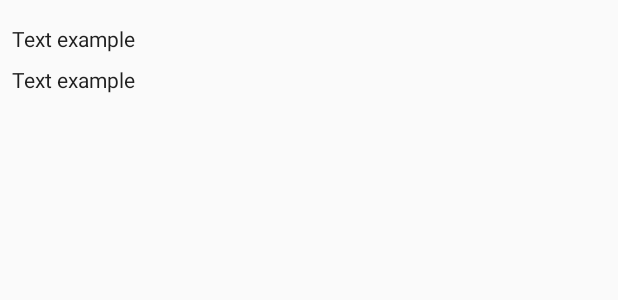
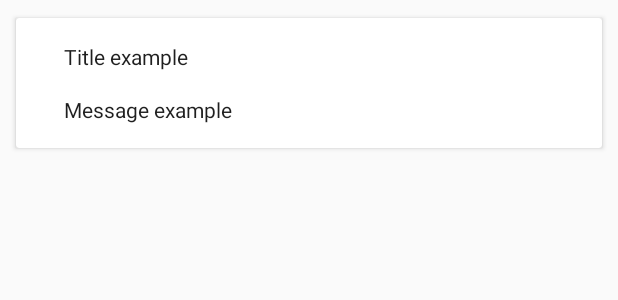
Before and after one commit to 1ou/guess-the-race-clean, an Android app: the layout item_notification.xml on its own in the app's theme, with its tools: preview values and no code run, on a phone screen of 412 x 824 dp. Shown: the top 300 px of the screen. Run offline under Robolectric (Android 15) with nearby library versions, the phone set to English and light mode, and no system bars.

Commit message:
notifications design fixes

```diff
--- a/app/src/main/java/skubyev/anton/guesstherace/ui/home/HomeFragment.kt
+++ b/app/src/main/java/skubyev/anton/guesstherace/ui/home/HomeFragment.kt
@@ -13,7 +13,6 @@ import com.arellomobile.mvp.presenter.InjectPresenter
 import com.arellomobile.mvp.presenter.ProvidePresenter
 import com.google.android.gms.ads.AdRequest
 import com.google.android.gms.ads.InterstitialAd
-import com.google.firebase.analytics.FirebaseAnalytics
 import com.mindorks.placeholderview.SwipeDecor
 import com.mindorks.placeholderview.SwipePlaceHolderView
 import com.mindorks.placeholderview.SwipeViewBuilder
@@ -37,8 +36,6 @@ class HomeFragment : BaseFragment(), HomeView {
     override val layoutRes = R.layout.fragment_home
 
     private lateinit var interstitialAd: InterstitialAd
-
-    private lateinit var firebaseAnalytics: FirebaseAnalytics
 
     @InjectPresenter lateinit var presenter: HomePresenter
 
@@ -69,7 +66,6 @@ class HomeFragment : BaseFragment(), HomeView {
         notificationsIW.isClickable = true
         notificationsIW.setOnClickListener { presenter.clickedNotifications() }
 
-        initFirebaseAnalytics()
         initAdv()
     }
 
@@ -103,15 +99,6 @@ class HomeFragment : BaseFragment(), HomeView {
 
         super.onPause()
         activity?.requestedOrientation = ActivityInfo.SCREEN_ORIENTATION_FULL_SENSOR
-    }
-
-    private fun initFirebaseAnalytics() {
-        firebaseAnalytics = FirebaseAnalytics.getInstance(activity)
-        val bundle = Bundle()
-        bundle.putString(FirebaseAnalytics.Param.ITEM_ID, "screen")
-        bundle.putString(FirebaseAnalytics.Param.ITEM_NAME, "home")
-        bundle.putString(FirebaseAnalytics.Param.CONTENT_TYPE, "image")
-        firebaseAnalytics.logEvent(FirebaseAnalytics.Event.SELECT_CONTENT, bundle)
     }
 
     private fun initAdv() {
--- a/app/src/main/java/skubyev/anton/guesstherace/ui/launch/MainActivity.kt
+++ b/app/src/main/java/skubyev/anton/guesstherace/ui/launch/MainActivity.kt
@@ -8,6 +8,7 @@ import android.support.v4.view.GravityCompat
 import android.support.v4.widget.DrawerLayout
 import com.arellomobile.mvp.presenter.InjectPresenter
 import com.arellomobile.mvp.presenter.ProvidePresenter
+import com.google.firebase.analytics.FirebaseAnalytics
 import io.reactivex.disposables.Disposable
 import kotlinx.android.synthetic.main.activity_main.*
 import ru.terrakok.cicerone.NavigatorHolder
@@ -44,6 +45,8 @@ class MainActivity : BaseActivity(), LaunchView {
 
     override val layoutRes = R.layout.activity_main
 
+    private lateinit var firebaseAnalytics: FirebaseAnalytics
+
     @InjectPresenter lateinit var presenter: LaunchPresenter
 
     @ProvidePresenter
@@ -60,6 +63,8 @@ class MainActivity : BaseActivity(), LaunchView {
             installModules(MainActivityModule())
             Toothpick.inject(this@MainActivity, this)
         }
+
+        initFirebaseAnalytics()
 
         super.onCreate(savedInstanceState)
     }
@@ -79,6 +84,15 @@ class MainActivity : BaseActivity(), LaunchView {
     override fun onDestroy() {
         super.onDestroy()
         if (isFinishing) Toothpick.closeScope(DI.MAIN_ACTIVITY_SCOPE)
+    }
+
+    private fun initFirebaseAnalytics() {
+        firebaseAnalytics = FirebaseAnalytics.getInstance(this)
+        val bundle = Bundle()
+        bundle.putString(FirebaseAnalytics.Param.ITEM_ID, "screen")
+        bundle.putString(FirebaseAnalytics.Param.ITEM_NAME, "home")
+        bundle.putString(FirebaseAnalytics.Param.CONTENT_TYPE, "image")
+        firebaseAnalytics.logEvent(FirebaseAnalytics.Event.SELECT_CONTENT, bundle)
     }
 
     private val navigator = object : SupportAppNavigator(this, R.id.mainContainer) {
--- a/app/src/main/java/skubyev/anton/guesstherace/ui/notifications/NotificationsAdapterDelegate.kt
+++ b/app/src/main/java/skubyev/anton/guesstherace/ui/notifications/NotificationsAdapterDelegate.kt
@@ -35,7 +35,7 @@ class NotificationsAdapterDelegate(private val initListener: (Notification) -> U
             notification.show = false
             clickListener.invoke(notification)
 
-            view.titleTV.text = notification.title
+            view.titleTV.text = "<b>" + notification.title + "</b>"
             view.commentTV.text = notification.message
         }
     }
--- a/app/src/main/res/layout/item_notification.xml
+++ b/app/src/main/res/layout/item_notification.xml
@@ -1,37 +1,59 @@
 <?xml version="1.0" encoding="utf-8"?>
-<android.support.constraint.ConstraintLayout xmlns:android="http://schemas.android.com/apk/res/android"
+<LinearLayout xmlns:android="http://schemas.android.com/apk/res/android"
     xmlns:app="http://schemas.android.com/apk/res-auto"
     xmlns:tools="http://schemas.android.com/tools"
     android:layout_width="match_parent"
     android:layout_height="wrap_content"
     android:orientation="vertical">
 
-    <TextView
-        android:id="@+id/commentTV"
-        android:layout_width="0dp"
+    <android.support.v7.widget.CardView
+        style="@style/AppTheme.CardView"
+        android:layout_width="match_parent"
         android:layout_height="wrap_content"
+        android:layout_gravity="bottom|start"
+        android:layout_marginBottom="@dimen/padding_small"
+        android:layout_marginEnd="@dimen/padding_small"
         android:layout_marginStart="8dp"
-        android:layout_marginTop="16dp"
-        app:layout_constraintLeft_toLeftOf="parent"
-        app:layout_constraintRight_toRightOf="parent"
+        android:layout_marginTop="8dp"
+        android:foreground="?android:attr/selectableItemBackground"
+        app:layout_constraintBottom_toBottomOf="parent"
+        app:layout_constraintEnd_toEndOf="parent"
         app:layout_constraintStart_toStartOf="parent"
-        app:layout_constraintTop_toTopOf="parent"
-        tools:text="Text example" />
+        app:layout_constraintTop_toTopOf="parent">
 
-    <TextView
-        android:id="@+id/titleTV"
-        android:layout_width="0dp"
-        android:layout_height="wrap_content"
-        android:layout_marginBottom="8dp"
-        android:layout_marginLeft="8dp"
-        android:layout_marginRight="8dp"
-        android:layout_marginTop="8dp"
-        app:layout_constraintBottom_toBottomOf="parent"
-        app:layout_constraintHorizontal_bias="1.0"
-        app:layout_constraintLeft_toLeftOf="parent"
-        app:layout_constraintRight_toLeftOf="@+id/dateTV"
-        app:layout_constraintTop_toBottomOf="@+id/commentTV"
-        app:layout_constraintVertical_bias="0.0"
-        tools:text="Text example" />
+        <LinearLayout
+            android:layout_width="match_parent"
+            android:layout_height="match_parent"
+            android:orientation="vertical"
+            android:paddingBottom="@dimen/padding_small"
+            android:paddingEnd="@dimen/padding_standard"
+            android:paddingLeft="@dimen/padding_standard"
+            android:paddingRight="@dimen/padding_standard"
+            android:paddingStart="@dimen/padding_standard"
+            android:paddingTop="@dimen/padding_small">
 
-</android.support.constraint.ConstraintLayout>
+            <TextView
+                android:id="@+id/titleTV"
+                android:layout_width="wrap_content"
+                android:layout_height="wrap_content"
+                android:layout_marginStart="@dimen/padding_standard"
+                android:layout_marginEnd="@dimen/padding_standard"
+                android:layout_marginTop="@dimen/padding_small"
+                android:layout_marginBottom="@dimen/padding_small"
+                tools:text="Title example" />
+
+            <TextView
+                android:id="@+id/commentTV"
+                android:layout_width="wrap_content"
+                android:layout_height="wrap_content"
+                android:layout_marginStart="@dimen/padding_standard"
+                android:layout_marginEnd="@dimen/padding_standard"
+                android:layout_marginTop="@dimen/padding_small"
+                android:layout_marginBottom="@dimen/padding_small"
+
+                tools:text="Message example" />
+
+        </LinearLayout>
+    </android.support.v7.widget.CardView>
+
+</LinearLayout>
--- a/app/src/main/res/values/dimens.xml
+++ b/app/src/main/res/values/dimens.xml
@@ -6,4 +6,8 @@
     <dimen name="toolbar_height">78dp</dimen>
 
     <dimen name="item_height">40dp</dimen>
+
+    <dimen name="padding_small">8dp</dimen>
+    <dimen name="card_elevation">2dp</dimen>
+    <dimen name="padding_standard">16dp</dimen>
 </resources>
--- a/app/src/main/res/values/strings.xml
+++ b/app/src/main/res/values/strings.xml
@@ -31,7 +31,6 @@
     <!--Notifications screen-->
     <string name="notifications_title">Notifications</string>
     <string name="notifications_not_found">New notifications was not found.</string>
-
 
     <!--Settings screen-->
     <string name="settings_title">Settings</string>
--- a/app/src/main/res/values/styles.xml
+++ b/app/src/main/res/values/styles.xml
@@ -26,4 +26,18 @@
         <item name="colorAccent">@color/colorPrimary</item>
         <item name="android:textColor">@color/primary_text</item>
     </style>
+
+    <style name="AppTheme.CardView"
+        parent="CardView.Light">
+        <item name="android:layout_width">match_parent</item>
+        <item name="android:layout_height">wrap_content</item>
+        <item name="cardCornerRadius">@dimen/card_elevation</item>
+        <item name="cardElevation">@dimen/card_elevation</item>
+        <item name="cardUseCompatPadding">true</item>
+        <item name="android:layout_marginRight">@dimen/padding_small</item>
+        <item name="android:layout_marginLeft">@dimen/padding_small</item>
+        <item name="android:layout_marginBottom">@dimen/padding_small</item>
+        <item name="android:foreground">?android:attr/selectableItemBackground</item>
+    </style>
+
 </resources>
```
